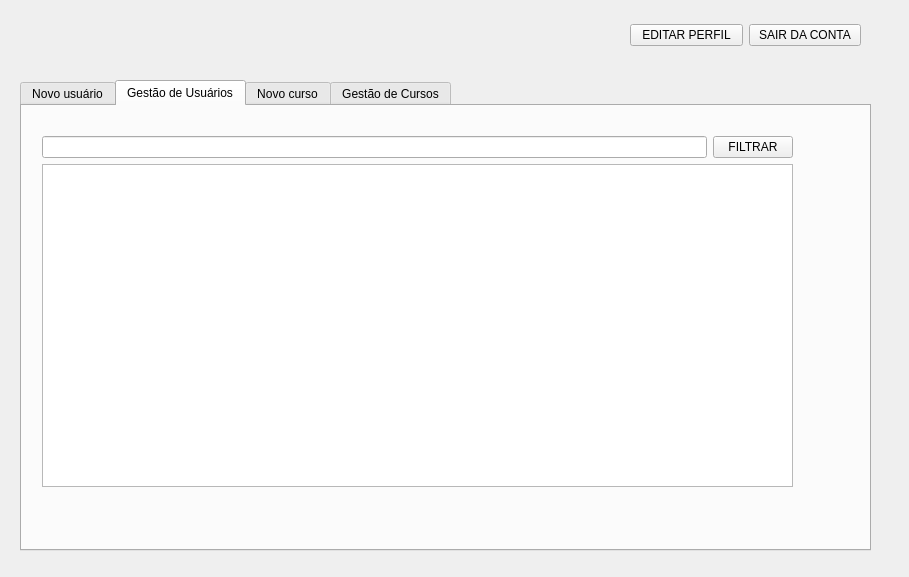
Above: views/clientcontrol.ui from caffeine-free/cursos-ja before the change. Below: the same form after it.
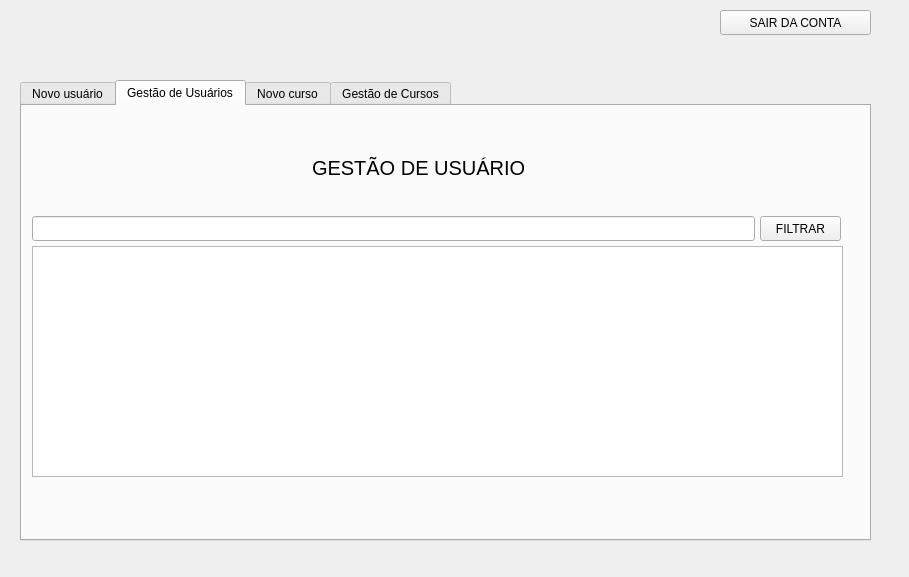
That is the form after the change. The open tabs and pages were chosen to show the change.

Commit message: feat: client page edit and remove

```diff
--- a/views/clientcontrol.ui
+++ b/views/clientcontrol.ui
@@ -19,7 +19,7 @@
      <x>20</x>
      <y>80</y>
      <width>851</width>
-     <height>471</height>
+     <height>461</height>
     </rect>
    </property>
    <property name="currentIndex">
@@ -148,34 +148,65 @@
     <attribute name="title">
      <string>Gestão de Usuários</string>
     </attribute>
-    <widget class="QWidget" name="layoutWidget_2">
+    <widget class="QPushButton" name="pushButton_5">
      <property name="geometry">
       <rect>
-       <x>20</x>
-       <y>30</y>
-       <width>751</width>
-       <height>351</height>
+       <x>738</x>
+       <y>110</y>
+       <width>81</width>
+       <height>25</height>
       </rect>
      </property>
-     <layout class="QVBoxLayout" name="verticalLayout_5">
-      <item>
-       <layout class="QHBoxLayout" name="horizontalLayout_4">
-        <item>
-         <widget class="QLineEdit" name="lineEdit_2"/>
-        </item>
-        <item>
-         <widget class="QPushButton" name="pushButton_5">
-          <property name="text">
-           <string>FILTRAR</string>
-          </property>
-         </widget>
-        </item>
-       </layout>
-      </item>
-      <item>
-       <widget class="QTableWidget" name="table_adm_user"/>
-      </item>
-     </layout>
+     <property name="text">
+      <string>FILTRAR</string>
+     </property>
+    </widget>
+    <widget class="QLineEdit" name="lineEdit_2">
+     <property name="geometry">
+      <rect>
+       <x>10</x>
+       <y>110</y>
+       <width>723</width>
+       <height>25</height>
+      </rect>
+     </property>
+    </widget>
+    <widget class="QTableWidget" name="table_adm_user">
+     <property name="geometry">
+      <rect>
+       <x>10</x>
+       <y>140</y>
+       <width>811</width>
+       <height>231</height>
+      </rect>
+     </property>
+    </widget>
+    <widget class="QLabel" name="label_12">
+     <property name="geometry">
+      <rect>
+       <x>290</x>
+       <y>50</y>
+       <width>212</width>
+       <height>23</height>
+      </rect>
+     </property>
+     <property name="styleSheet">
+      <string notr="true">font-size: 20px</string>
+     </property>
+     <property name="text">
+      <string>GESTÃO DE USUÁRIOS</string>
+     </property>
+    </widget>
+    <widget class="QWidget" name="">
+     <property name="geometry">
+      <rect>
+       <x>10</x>
+       <y>110</y>
+       <width>811</width>
+       <height>27</height>
+      </rect>
+     </property>
+     <layout class="QHBoxLayout" name="horizontalLayout_2"/>
     </widget>
    </widget>
    <widget class="QWidget" name="tab">
@@ -304,31 +335,18 @@
     </widget>
    </widget>
   </widget>
-  <widget class="QWidget" name="layoutWidget">
+  <widget class="QPushButton" name="exit_adm_btn">
    <property name="geometry">
     <rect>
-     <x>630</x>
-     <y>20</y>
-     <width>231</width>
-     <height>30</height>
+     <x>720</x>
+     <y>10</y>
+     <width>151</width>
+     <height>25</height>
     </rect>
    </property>
-   <layout class="QHBoxLayout" name="horizontalLayout_2">
-    <item>
-     <widget class="QPushButton" name="edit_adm_client_btn">
-      <property name="text">
-       <string>EDITAR PERFIL</string>
-      </property>
-     </widget>
-    </item>
-    <item>
-     <widget class="QPushButton" name="exit_adm_btn">
-      <property name="text">
-       <string>SAIR DA CONTA</string>
-      </property>
-     </widget>
-    </item>
-   </layout>
+   <property name="text">
+    <string>SAIR DA CONTA</string>
+   </property>
   </widget>
  </widget>
  <resources/>
```
Left out of the diff: 2 changed lines with no effect on the pictures. The commit also changes 9 other files.
